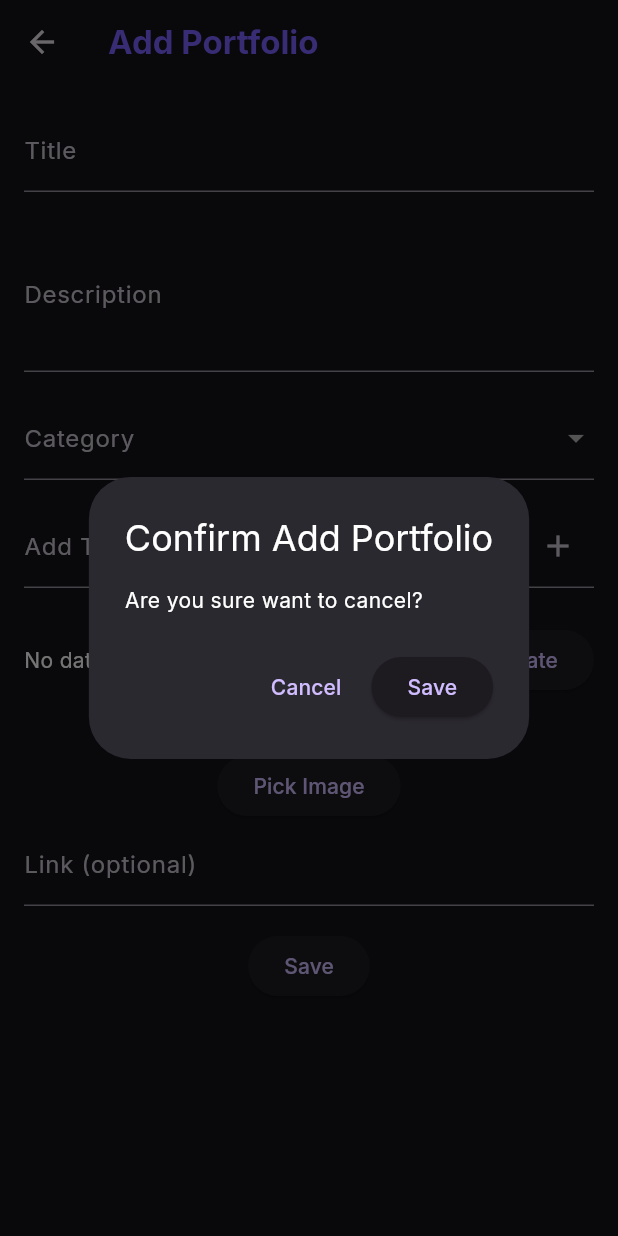
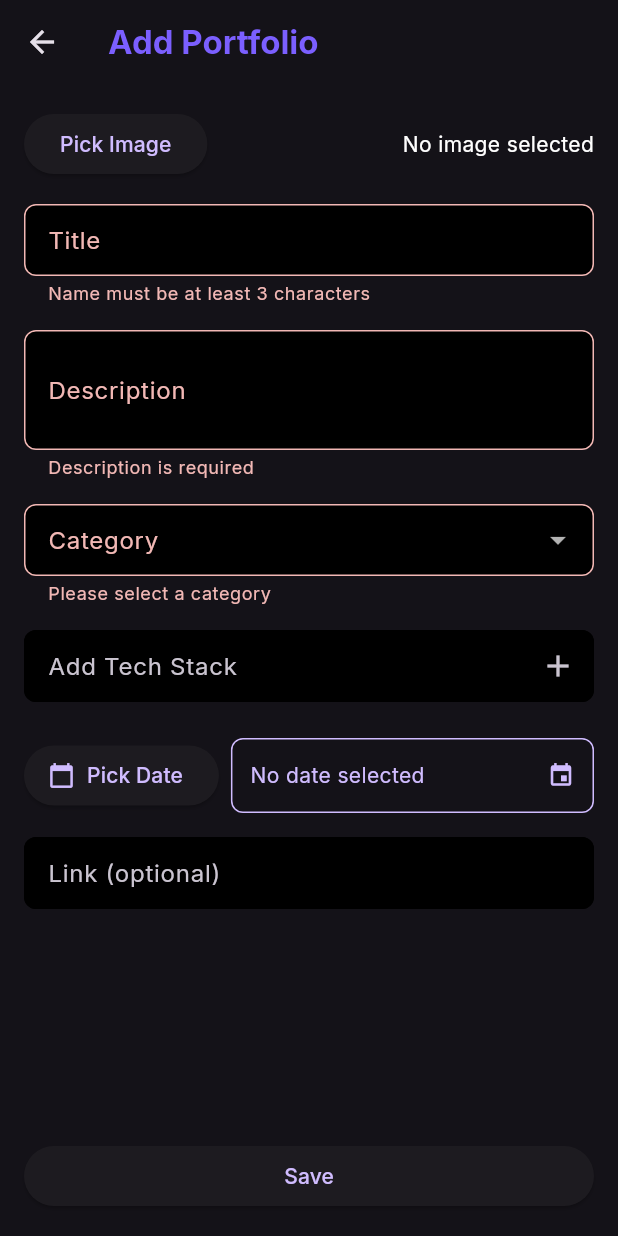
Before and after one commit to kuntowck/my_portfolio_app, a Flutter app: the PortfolioFormScreen screen opened by its route, after a tap on "Save", on a phone screen of 412 x 824 dp. Run offline on Flutter 3.47's test engine with Material 3 defaults, Android fonts, the phone set to English and light mode, and no system bars; our stand-ins replace google_fonts, image_picker.

Commit message:
Assignment 5: refactor ContactScreen and PortfolioFormScreen layout; enhance EditProfileScreen with improved input decoration and update functionality.

```diff
--- a/lib/screens/portfolio_form_screen.dart
+++ b/lib/screens/portfolio_form_screen.dart
@@ -1,4 +1,5 @@
 import 'package:flutter/material.dart';
+import 'package:intl/intl.dart';
 import 'package:my_portfolio_app/widgets/stack_chip.dart';
 import 'package:my_portfolio_app/widgets/custom_app_bar.dart';
 import 'package:provider/provider.dart';
@@ -14,15 +15,160 @@ class PortfolioFormScreen extends StatelessWidget {
     return Scaffold(
       appBar: CustomAppBar(title: 'Add Portfolio'),
       body: SafeArea(
-        child: SingleChildScrollView(
-          padding: const EdgeInsets.all(16),
+        child: Padding(
+          padding: const EdgeInsets.all(16.0),
           child: Form(
             key: portfolioProvider.formKey,
             child: Column(
               children: [
+                Expanded(
+                  child: SingleChildScrollView(
+                    child: _contentInputField(context, portfolioProvider),
+                  ),
+                ),
+                Row(
+                  children: [
+                    Expanded(
+                      child: ElevatedButton(
+                        onPressed: () {
+                          if (portfolioProvider.validateForm()) {
+                            showDialog(
+                              context: context,
+                              builder: (context) {
+                                return AlertDialog(
+                                  title: const Text('Confirm Add Portfolio'),
+                                  content: const Text(
+                                    'Are you sure want to cancel?',
+                                  ),
+                                  actions: [
+                                    TextButton(
+                                      onPressed: () {
+                                        Navigator.pop(context);
+                                      },
+                                      child: const Text('Cancel'),
+                                    ),
+                                    ElevatedButton(
+                                      onPressed: () {
+                                        if (portfolioProvider.stack.isEmpty) {
+                                          ScaffoldMessenger.of(
+                                            context,
+                                          ).showSnackBar(
+                                            const SnackBar(
+                                              content: Text(
+                                                "Stack is required",
+                                              ),
+                                            ),
+                                          );
+                                          return;
+                                        }
+
+                                        if (portfolioProvider.completionDate ==
+                                            null) {
+                                          ScaffoldMessenger.of(
+                                            context,
+                                          ).showSnackBar(
+                                            const SnackBar(
+                                              content: Text(
+                                                "Completion date is required",
+                                              ),
+                                            ),
+                                          );
+                                          return;
+                                        }
+
+                                        if (portfolioProvider.image == null) {
+                                          ScaffoldMessenger.of(
+                                            context,
+                                          ).showSnackBar(
+                                            const SnackBar(
+                                              content: Text(
+                                                "Image is required",
+                                              ),
+                                            ),
+                                          );
+                                          return;
+                                        }
+
+                                        portfolioProvider.addPortfolio();
+                                        ScaffoldMessenger.of(
+                                          context,
+                                        ).showSnackBar(
+                                          SnackBar(
+                                            content: Text(
+                                              'Portfolio item added successfully',
+                                            ),
+                                          ),
+                                        );
+                                        portfolioProvider.resetForm();
+                                        Navigator.pop(context);
+                                        Navigator.pop(context);
+                                      },
+                                      child: const Text("Save"),
+                                    ),
+                                  ],
+                                );
+                              },
+                            );
+                          }
+                        },
+                        child: const Text("Save"),
+                      ),
+                    ),
+                  ],
+                ),
+              ],
+            ),
+          ),
+        ),
+      ),
+    );
+  }
+}
+
+Widget _contentInputField(
+  BuildContext context,
+  PortfolioProvider portfolioProvider,
+) {
+  final InputDecoration fieldDecoration = InputDecoration(
+    filled: true,
+    fillColor: Colors.black,
+    contentPadding: const EdgeInsets.symmetric(vertical: 4, horizontal: 12),
+    border: OutlineInputBorder(borderRadius: BorderRadius.circular(8)),
+    enabledBorder: OutlineInputBorder(borderRadius: BorderRadius.circular(8)),
+    focusedBorder: OutlineInputBorder(
+      borderRadius: BorderRadius.circular(8),
+      borderSide: BorderSide(
+        color: Theme.of(context).colorScheme.primary,
+        width: 1,
+      ),
+    ),
+  );
+
+  return Column(
+    children: [
+      Row(
+        mainAxisAlignment: MainAxisAlignment.spaceBetween,
+        children: [
+          ElevatedButton(
+            onPressed: portfolioProvider.pickImage,
+            child: Text("Pick Image"),
+          ),
+          Expanded(
+            child: Align(
+              alignment: Alignment.centerRight,
+              child: portfolioProvider.image != null
+                  ? Image.file(portfolioProvider.image!, height: 150)
+                  : Text("No image selected"),
+            ),
+          ),
+        ],
+      ),
+
+      const SizedBox(height: 16),
+
       TextFormField(
         controller: portfolioProvider.titleController,
-                  decoration: const InputDecoration(labelText: "Title"),
+        decoration: fieldDecoration.copyWith(labelText: "Title"),
         autofillHints: const [AutofillHints.jobTitle],
         validator: (value) {
           if (value == null || value.isEmpty) {
@@ -38,7 +184,7 @@ class PortfolioFormScreen extends StatelessWidget {
 
       TextFormField(
         controller: portfolioProvider.descriptionController,
-                  decoration: const InputDecoration(labelText: "Description"),
+        decoration: fieldDecoration.copyWith(labelText: "Description"),
         maxLines: 3,
         validator: (value) => (value == null || value.trim().isEmpty)
             ? "Description is required"
@@ -47,31 +193,27 @@ class PortfolioFormScreen extends StatelessWidget {
       const SizedBox(height: 16),
 
       DropdownButtonFormField<String>(
-                  decoration: InputDecoration(labelText: 'Category'),
+        decoration: fieldDecoration.copyWith(labelText: 'Category'),
         value: portfolioProvider.category,
-                  items: ['Web App', 'Mobile App', 'UI Design', 'Data Analyst']
+        items: portfolioProvider.categories
             .map(
-                        (category) => DropdownMenuItem(
-                          value: category,
-                          child: Text(category),
-                        ),
+              (category) =>
+                  DropdownMenuItem(value: category, child: Text(category)),
             )
             .toList(),
         onChanged: portfolioProvider.setCategory,
-                  validator: (value) =>
-                      value == null ? 'Please select a category' : null,
+        validator: (value) => value == null ? 'Please select a category' : null,
       ),
       const SizedBox(height: 16),
 
       TextFormField(
         controller: portfolioProvider.stackController,
-                  decoration: InputDecoration(
+        decoration: fieldDecoration.copyWith(
           labelText: "Add Tech Stack",
           suffixIcon: IconButton(
             icon: const Icon(Icons.add),
             onPressed: () {
-                        final value = portfolioProvider.stackController.text
-                            .trim();
+              final value = portfolioProvider.stackController.text.trim();
               if (value.isNotEmpty) {
                 portfolioProvider.setStack(value);
                 portfolioProvider.stackController.clear();
@@ -95,40 +237,59 @@ class PortfolioFormScreen extends StatelessWidget {
       const SizedBox(height: 16),
 
       Row(
+        mainAxisAlignment: MainAxisAlignment.spaceBetween,
         children: [
+          // onPressed: onPickDate,
+          ElevatedButton.icon(
+            onPressed: () => portfolioProvider.pickDate(context),
+            icon: const Icon(Icons.calendar_today, size: 18),
+            label: const Text('Pick Date'),
+            style: ElevatedButton.styleFrom(),
+          ),
+          SizedBox(width: 8),
           Expanded(
+            child: Container(
+              padding: const EdgeInsets.symmetric(vertical: 14, horizontal: 12),
+              decoration: BoxDecoration(
+                // color: Colors.grey[100],
+                borderRadius: BorderRadius.circular(8),
+                border: Border.all(
+                  color: Theme.of(context).colorScheme.primary,
+                ),
+              ),
+              child: Row(
+                mainAxisAlignment: MainAxisAlignment.spaceBetween,
+                children: [
+                  Flexible(
                     child: Text(
                       portfolioProvider.completionDate == null
                           ? 'No date selected'
-                            : 'Selected Date: ${portfolioProvider.completionDate!.toLocal()}',
+                          : DateFormat('dd/MM/yyyy').format(
+                              portfolioProvider.completionDate!.toLocal(),
+                            ),
+                      style: TextStyle(
+                        color: Theme.of(context).colorScheme.primary,
+                        fontSize: 14,
+                      ),
+                      overflow: TextOverflow.ellipsis,
                     ),
                   ),
-                    ElevatedButton(
-                      onPressed: () => portfolioProvider.pickDate(context),
-                      child: Text('Pick Date'),
+                  Icon(
+                    Icons.event,
+                    size: 18,
+                    color: Theme.of(context).colorScheme.primary,
+                  ),
+                ],
+              ),
+            ),
           ),
         ],
       ),
       const SizedBox(height: 16),
 
-                Column(
-                  mainAxisAlignment: MainAxisAlignment.spaceBetween,
-                  children: [
-                    portfolioProvider.image != null
-                        ? Image.file(portfolioProvider.image!, height: 150)
-                        : Text("No image selected"),
-                    ElevatedButton(
-                      onPressed: portfolioProvider.pickImage,
-                      child: Text("Pick Image"),
-                    ),
-                  ],
-                ),
-
       TextFormField(
         controller: portfolioProvider.linkController,
-                  decoration: const InputDecoration(
-                    labelText: "Link (optional)",
-                  ),
+        decoration: fieldDecoration.copyWith(labelText: "Link (optional)"),
         validator: (value) {
           if (value == null || value.isEmpty) return null;
           final urlPattern =
@@ -141,84 +302,6 @@ class PortfolioFormScreen extends StatelessWidget {
         },
       ),
       const SizedBox(height: 16),
-
-                ElevatedButton(
-                  onPressed: () {
-                    showDialog(
-                      context: context,
-                      builder: (context) {
-                        return AlertDialog(
-                          title: const Text('Confirm Add Portfolio'),
-                          content: const Text('Are you sure want to cancel?'),
-                          actions: [
-                            TextButton(
-                              onPressed: () {
-                                Navigator.pop(
-                                  context,
-                                ); // Tutup dialog tanpa action
-                              },
-                              child: const Text('Cancel'),
-                            ),
-                            ElevatedButton(
-                              onPressed: () {
-                                if (portfolioProvider.validateForm()) {
-                                  if (portfolioProvider.stack.isEmpty) {
-                                    ScaffoldMessenger.of(context).showSnackBar(
-                                      const SnackBar(
-                                        content: Text("Stack is required"),
-                                      ),
-                                    );
-                                    return;
-                                  }
-
-                                  if (portfolioProvider.completionDate ==
-                                      null) {
-                                    ScaffoldMessenger.of(context).showSnackBar(
-                                      const SnackBar(
-                                        content: Text(
-                                          "Completion date is required",
-                                        ),
-                                      ),
-                                    );
-                                    return;
-                                  }
-
-                                  if (portfolioProvider.image == null) {
-                                    ScaffoldMessenger.of(context).showSnackBar(
-                                      const SnackBar(
-                                        content: Text("Image is required"),
-                                      ),
-                                    );
-                                    return;
-                                  }
-
-                                  portfolioProvider.addPortfolio();
-                                  ScaffoldMessenger.of(context).showSnackBar(
-                                    SnackBar(
-                                      content: Text(
-                                        'Portfolio item added successfully',
-                                      ),
-                                    ),
-                                  );
-                                  portfolioProvider.resetForm();
-                                  Navigator.pop(context);
-                                  Navigator.pop(context);
-                                }
-                              },
-                              child: const Text("Save"),
-                            ),
     ],
   );
-                      },
-                    );
-                  },
-                  child: const Text("Save"),
-                ),
-              ],
-            ),
-          ),
-        ),
-      ),
-    );
 }
-}
```
Also changed, not shown: lib/screens/contact_screen.dart (+17 -1 lines), lib/screens/profile_edit_screen.dart (+46 -23 lines). Lines whose indentation alone changed are shown as unchanged.
